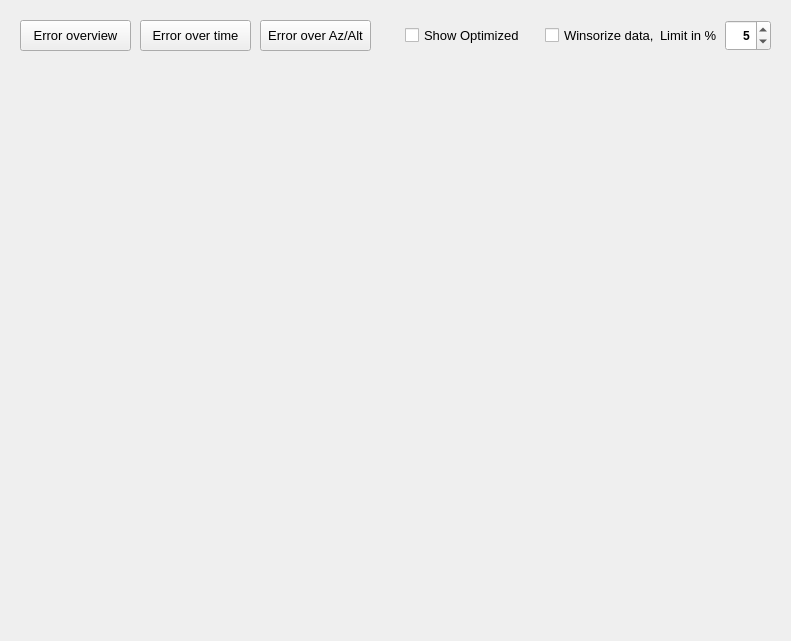
First picture: the form in mountwizzard/gui/analyse_dialog_ui.ui, repository sayitfast/MountWizzard3, before the edit.
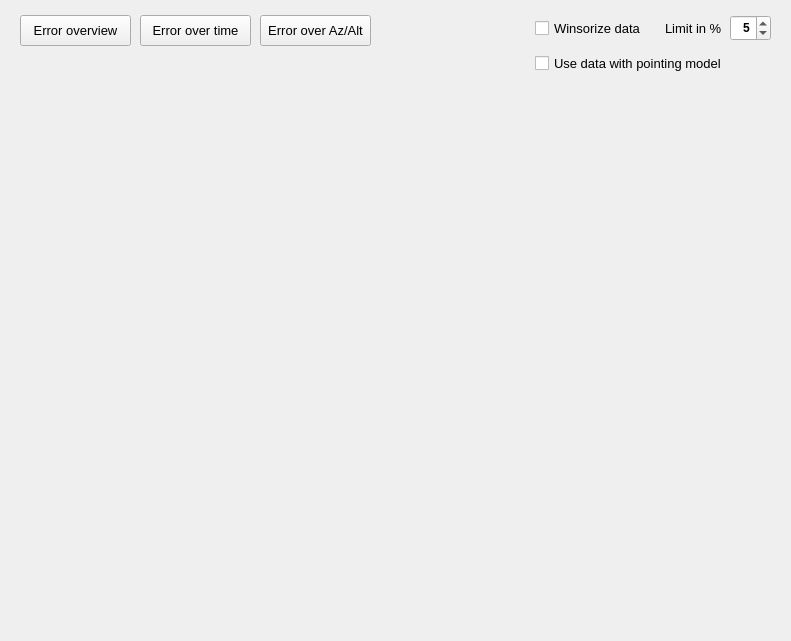
Second picture: the form after the edit.

Diff of the .ui file:
```diff
--- a/mountwizzard/gui/analyse_dialog_ui.ui
+++ b/mountwizzard/gui/analyse_dialog_ui.ui
@@ -17,9 +17,9 @@
    <property name="geometry">
     <rect>
      <x>10</x>
-     <y>80</y>
+     <y>105</y>
      <width>771</width>
-     <height>551</height>
+     <height>526</height>
     </rect>
    </property>
    <property name="font">
@@ -35,7 +35,7 @@
    <property name="geometry">
     <rect>
      <x>140</x>
-     <y>20</y>
+     <y>15</y>
      <width>111</width>
      <height>31</height>
     </rect>
@@ -56,7 +56,7 @@
    <property name="geometry">
     <rect>
      <x>20</x>
-     <y>20</y>
+     <y>15</y>
      <width>111</width>
      <height>31</height>
     </rect>
@@ -79,7 +79,7 @@
      <x>0</x>
      <y>0</y>
      <width>790</width>
-     <height>66</height>
+     <height>96</height>
     </rect>
    </property>
    <property name="text">
@@ -90,7 +90,7 @@
    <property name="geometry">
     <rect>
      <x>260</x>
-     <y>20</y>
+     <y>15</y>
      <width>111</width>
      <height>31</height>
     </rect>
@@ -110,10 +110,10 @@
   <widget class="QCheckBox" name="checkWinsorize">
    <property name="geometry">
     <rect>
-     <x>545</x>
-     <y>20</y>
+     <x>535</x>
+     <y>15</y>
      <width>111</width>
-     <height>31</height>
+     <height>26</height>
     </rect>
    </property>
    <property name="font">
@@ -128,7 +128,7 @@
     <enum>Qt::LeftToRight</enum>
    </property>
    <property name="text">
-    <string>Winsorize data,</string>
+    <string>Winsorize data</string>
    </property>
    <property name="checked">
     <bool>false</bool>
@@ -137,10 +137,10 @@
   <widget class="QDoubleSpinBox" name="winsorizeLimit">
    <property name="geometry">
     <rect>
-     <x>725</x>
-     <y>20</y>
-     <width>46</width>
-     <height>31</height>
+     <x>730</x>
+     <y>15</y>
+     <width>41</width>
+     <height>26</height>
     </rect>
    </property>
    <property name="font">
@@ -175,10 +175,10 @@
   <widget class="QLabel" name="label_201">
    <property name="geometry">
     <rect>
-     <x>660</x>
-     <y>20</y>
+     <x>665</x>
+     <y>15</y>
      <width>61</width>
-     <height>31</height>
+     <height>26</height>
     </rect>
    </property>
    <property name="font">
@@ -193,10 +193,10 @@
   <widget class="QCheckBox" name="checkOptimized">
    <property name="geometry">
     <rect>
-     <x>405</x>
-     <y>20</y>
-     <width>116</width>
-     <height>31</height>
+     <x>535</x>
+     <y>50</y>
+     <width>196</width>
+     <height>26</height>
     </rect>
    </property>
    <property name="font">
@@ -211,7 +211,7 @@
     <enum>Qt::LeftToRight</enum>
    </property>
    <property name="text">
-    <string>Show Optimized</string>
+    <string>Use data with pointing model</string>
    </property>
    <property name="checked">
     <bool>false</bool>
```
